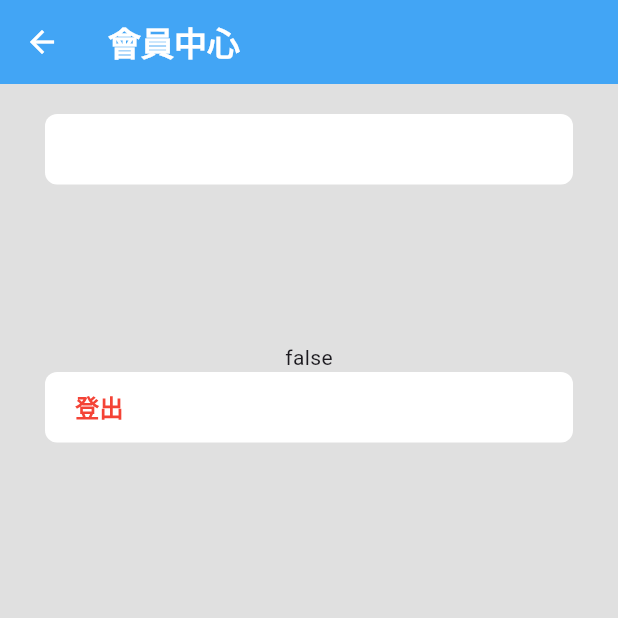
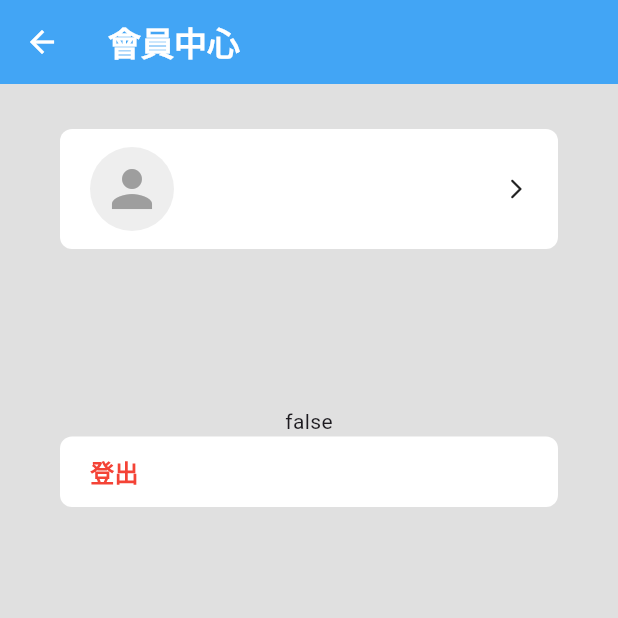
Before and after one commit to Edward-Chau/hk_acg_event_flutter, a Flutter app: the MembersettingScreen screen opened directly, on a phone screen of 412 x 824 dp, the top half of it. Run offline on Flutter 3.47's test engine with Material 3 defaults, Android fonts, the light colour scheme and no system bars; our stand-ins replace carousel_slider, dio, flutter_html, flutter_riverpod, flutter_secure_storage, gap and 6 more; missing offline and left inert: flutter_quill, flutter_quill_extensions, insta_image_viewer; accounts and stored records are empty; network calls fail.

Commit message:
Enhance member settings UI and avatar support
Added a default avatar image and improved the member settings screen with a CircleAvatar displaying the user's avatar or a placeholder icon. Updated padding and layout for better appearance, and increased the arrow icon size in setting cards for improved visibility.

```diff
--- a/lib/NavigationBar.dart/BottomNavigationTabBar.dart
+++ b/lib/NavigationBar.dart/BottomNavigationTabBar.dart
@@ -26,11 +26,14 @@ class _BottomNavigationTabBarState
     final int selectedPageIndex = ref.watch(pageNavigationProvider);
     final userProfile = ref.watch(userProvider);
 
+    final Widget memberScreen =
+        userProfile.isLogin ? const MembersettingScreen() : const LoginScreen();
+
     List<Widget> displayScreen = [
       const Homescreen(), //首頁
       const Eventscreen(), //活動
       const ForumScreen(),
-      userProfile.isLogin ? const MembersettingScreen() : const LoginScreen()
+      memberScreen
     ]; //navigattionScreen
 
     return Scaffold(
--- a/lib/NavigationPage.dart/member/memberSetting_Screen.dart
+++ b/lib/NavigationPage.dart/member/memberSetting_Screen.dart
@@ -1,5 +1,6 @@
 import 'package:flutter/material.dart';
 import 'package:flutter_riverpod/flutter_riverpod.dart';
+import 'package:gap/gap.dart';
 import 'package:hk_acg_event_information/Widget/setting_card.dart';
 import 'package:hk_acg_event_information/provider/userProvider.dart';
 
@@ -15,26 +16,43 @@ class _MembersettingScreenState extends ConsumerState<MembersettingScreen> {
   @override
   Widget build(BuildContext context) {
     final userProfile = ref.watch(userProvider);
+
     return Scaffold(
       appBar: AppBar(
         title: const Text('會員中心'),
       ),
       body: Padding(
-        padding: const EdgeInsets.symmetric(vertical: 20, horizontal: 30),
+        padding: const EdgeInsets.symmetric(vertical: 30, horizontal: 40),
         child: SingleChildScrollView(
           child: Column(
             children: [
               SettingCard(
                 onClick: () {},
-                hideArror: true,
+                // hideArror: true,
                 child: Row(
                   children: [
-                    Text(
-                      userProfile.username,
-                      style: TextStyle(
-                        fontSize: 16,
-                        fontWeight: FontWeight.bold,
-                        color: Colors.black,
+                    CircleAvatar(
+                      radius: 28,
+                      backgroundColor: Colors.grey[200],
+                      backgroundImage: userProfile.userAvatar != ''
+                          ? NetworkImage(userProfile.userAvatar)
+                          : null,
+                      child: userProfile.userAvatar == ''
+                          ? Icon(Icons.person,
+                              size: 40, color: Colors.grey[500])
+                          : null,
+                    ),
+                    const Gap(10),
+                    Expanded(
+                      child: Text(
+                        userProfile.username,
+                        style: const TextStyle(
+                          fontSize: 16,
+                          fontWeight: FontWeight.bold,
+                          color: Colors.black,
+                        ),
+                        maxLines: 1,
+                        overflow: TextOverflow.ellipsis,
                       ),
                     ),
                   ],
--- a/lib/Widget/setting_card.dart
+++ b/lib/Widget/setting_card.dart
@@ -24,7 +24,7 @@ class SettingCard extends StatelessWidget {
               if (!hideArror)
                 const Icon(
                   Icons.arrow_forward_ios_rounded,
-                  size: 8,
+                  size: 16,
                 )
             ],
           ),
```
Also changed, not shown: assets/icon/default_avatar.jpg (added).
